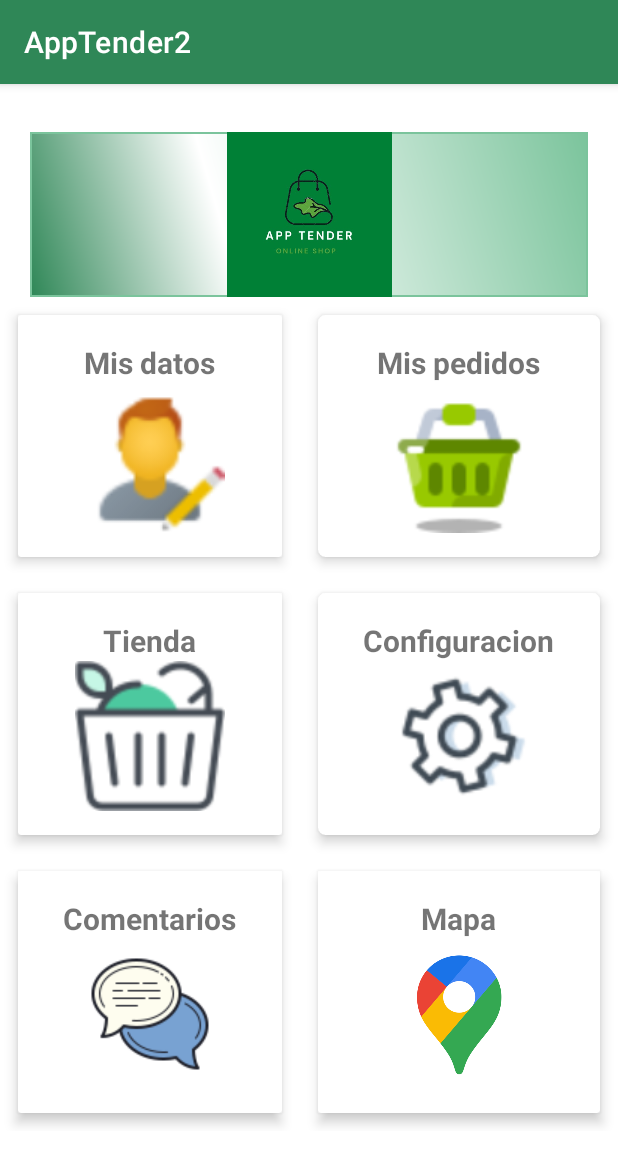
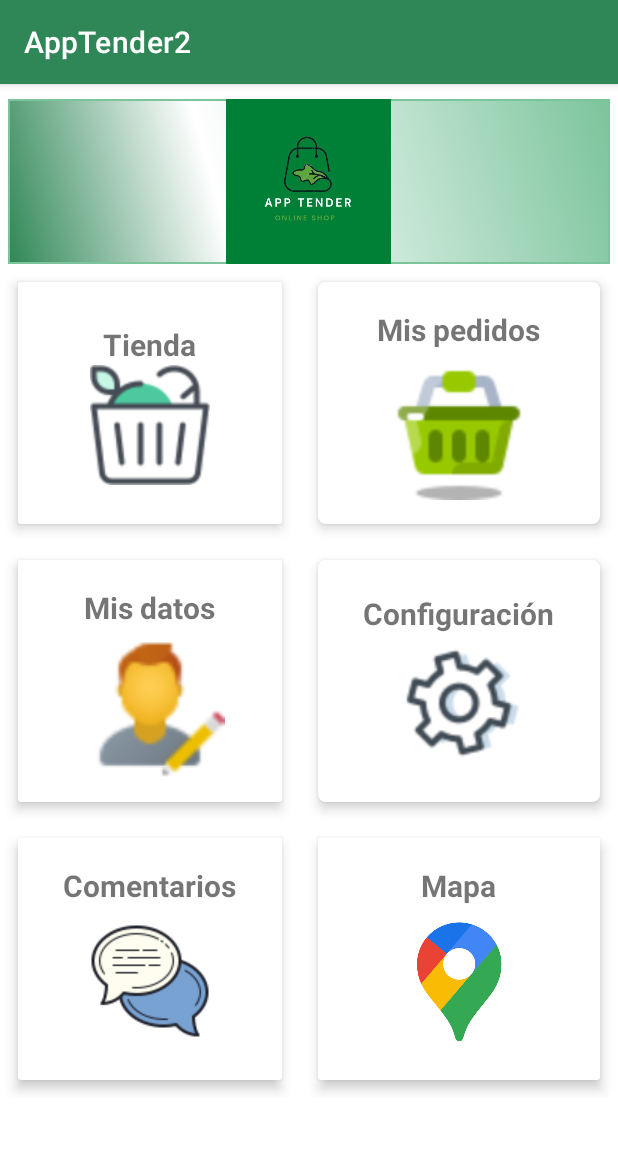
Before and after one commit to lauranh3/Apptender2-2, an Android app: the Home2Fragment screen opened directly, with no data from a screen before it, on a phone screen of 412 x 824 dp. Shown: the top 1165 px of the screen. Run offline under Robolectric (Android 15) with nearby library versions, the phone set to English and light mode, and no system bars.

```diff
--- a/app/src/main/res/layout/activity_home.xml
+++ b/app/src/main/res/layout/activity_home.xml
@@ -8,15 +8,16 @@
 
     <fragment
         android:id="@+id/nav_host_fragment"
+        android:name="androidx.navigation.fragment.NavHostFragment"
         android:layout_width="0dp"
         android:layout_height="0dp"
-        android:name = "androidx.navigation.fragment.NavHostFragment"
+        app:defaultNavHost="true"
+        app:layout_constraintBottom_toBottomOf="parent"
+        app:layout_constraintHorizontal_bias="0.0"
         app:layout_constraintLeft_toLeftOf="parent"
         app:layout_constraintRight_toRightOf="parent"
         app:layout_constraintTop_toTopOf="parent"
-        app:layout_constraintBottom_toBottomOf="parent"
-        app:defaultNavHost ="true"
-        app:navGraph = "@navigation/nav_grahn">
-    </fragment>
+        app:layout_constraintVertical_bias="0.0"
+        app:navGraph="@navigation/nav_grahn"></fragment>
 
 </androidx.constraintlayout.widget.ConstraintLayout>
--- a/app/src/main/res/layout/fragment_home2.xml
+++ b/app/src/main/res/layout/fragment_home2.xml
@@ -16,9 +16,9 @@
         <RelativeLayout
             android:layout_width="match_parent"
             android:layout_height="110dp"
-            android:layout_marginLeft="20dp"
-            android:layout_marginTop="32dp"
-            android:layout_marginRight="20dp"
+            android:layout_marginLeft="5dp"
+            android:layout_marginTop="10dp"
+            android:layout_marginRight="5dp"
             android:background="@drawable/theme_gradiants_background">
 
             <ImageView
@@ -41,6 +41,74 @@
                 android:rowCount="3"
                 android:alignmentMode="alignMargins"
                 android:columnOrderPreserved="false">
+
+                <androidx.cardview.widget.CardView
+                    android:layout_height="wrap_content"
+                    android:layout_width="wrap_content"
+                    android:layout_columnWeight="1"
+                    android:layout_rowWeight="1"
+                    app:cardCornerRadius="2dp"
+                    app:cardElevation="5dp"
+                    android:layout_margin="12dp">
+
+                    <LinearLayout
+                        android:layout_width="match_parent"
+                        android:layout_height="match_parent"
+                        android:orientation="vertical"
+                        android:gravity="center"
+                        android:padding="16dp">
+
+                        <TextView
+                            android:layout_width="wrap_content"
+                            android:layout_height="wrap_content"
+                            android:layout_marginTop="2dp"
+                            android:text="Tienda"
+                            android:textAlignment="center"
+                            android:textSize="20dp"
+                            android:textStyle="bold"></TextView>
+
+                        <ImageView
+                            android:id="@+id/cardTienda"
+                            android:layout_width="89dp"
+                            android:layout_height="80dp"
+                            android:src="@drawable/tienda"></ImageView>
+                    </LinearLayout>
+                </androidx.cardview.widget.CardView>
+
+                <androidx.cardview.widget.CardView
+                    android:layout_height="wrap_content"
+                    android:layout_width="wrap_content"
+                    android:layout_columnWeight="1"
+                    android:layout_rowWeight="1"
+                    app:cardCornerRadius="5dp"
+                    app:cardElevation="5dp"
+                    android:layout_margin="12dp">
+
+                    <LinearLayout
+                        android:layout_width="match_parent"
+                        android:layout_height="match_parent"
+                        android:orientation="vertical"
+                        android:gravity="center"
+                        android:padding="16dp">
+                        <TextView
+                            android:layout_width="wrap_content"
+                            android:layout_height="wrap_content"
+                            android:layout_marginTop="2dp"
+                            android:textSize="20dp"
+                            android:textStyle="bold"
+                            android:textAlignment="center"
+                            android:text="Mis pedidos">
+                        </TextView>
+                        <ImageView
+                            android:layout_width="100dp"
+                            android:layout_height="100dp"
+                            android:src="@drawable/carro"
+                            android:id="@+id/CTienda">
+                        </ImageView>
+                    </LinearLayout>
+
+                </androidx.cardview.widget.CardView>
+
                 <androidx.cardview.widget.CardView
                     android:layout_height="wrap_content"
                     android:layout_width="wrap_content"
@@ -75,7 +143,6 @@
                     </LinearLayout>
                 </androidx.cardview.widget.CardView>
 
-
                 <androidx.cardview.widget.CardView
                     android:layout_height="wrap_content"
                     android:layout_width="wrap_content"
@@ -98,82 +165,14 @@
                             android:textSize="20dp"
                             android:textStyle="bold"
                             android:textAlignment="center"
-                            android:text="Mis pedidos">
-                        </TextView>
-                        <ImageView
-                            android:layout_width="100dp"
-                            android:layout_height="100dp"
-                            android:src="@drawable/carro"
-                            android:id="@+id/CTienda">
-                        </ImageView>
-                    </LinearLayout>
-
-
-                </androidx.cardview.widget.CardView>
-
-                <androidx.cardview.widget.CardView
-                    android:layout_height="wrap_content"
-                    android:layout_width="wrap_content"
-                    android:layout_columnWeight="1"
-                    android:layout_rowWeight="1"
-                    app:cardCornerRadius="2dp"
-                    app:cardElevation="5dp"
-                    android:layout_margin="12dp">
-
-                    <LinearLayout
-                        android:layout_width="match_parent"
-                        android:layout_height="match_parent"
-                        android:orientation="vertical"
-                        android:gravity="center"
-                        android:padding="16dp">
-                        <TextView
-                            android:layout_width="wrap_content"
-                            android:layout_height="wrap_content"
-                            android:layout_marginTop="2dp"
-                            android:textSize="20dp"
-                            android:textStyle="bold"
-                            android:textAlignment="center"
-                            android:text="Tienda">
-                        </TextView>
-                        <ImageView
-                            android:layout_width="100dp"
-                            android:layout_height="100dp"
-                            android:src="@drawable/tienda"
-                            android:id="@+id/cardTienda">
-                        </ImageView>
-                    </LinearLayout>
-                </androidx.cardview.widget.CardView>
-
-                <androidx.cardview.widget.CardView
-                    android:layout_height="wrap_content"
-                    android:layout_width="wrap_content"
-                    android:layout_columnWeight="1"
-                    android:layout_rowWeight="1"
-                    app:cardCornerRadius="5dp"
-                    app:cardElevation="5dp"
-                    android:layout_margin="12dp">
-
-                    <LinearLayout
-                        android:layout_width="match_parent"
-                        android:layout_height="match_parent"
-                        android:orientation="vertical"
-                        android:gravity="center"
-                        android:padding="16dp">
-                        <TextView
-                            android:layout_width="wrap_content"
-                            android:layout_height="wrap_content"
-                            android:layout_marginTop="2dp"
-                            android:textSize="20dp"
-                            android:textStyle="bold"
-                            android:textAlignment="center"
-                            android:text="Configuracion">
+                            android:text="Configuración">
                         </TextView>
 
                         <ImageView
 
-                            android:layout_width="100dp"
                             android:id="@+id/Mconfiguracion"
-                            android:layout_height="100dp"
+                            android:layout_width="91dp"
+                            android:layout_height="92dp"
                             android:src="@drawable/ajustes">
 
                         </ImageView>
```
